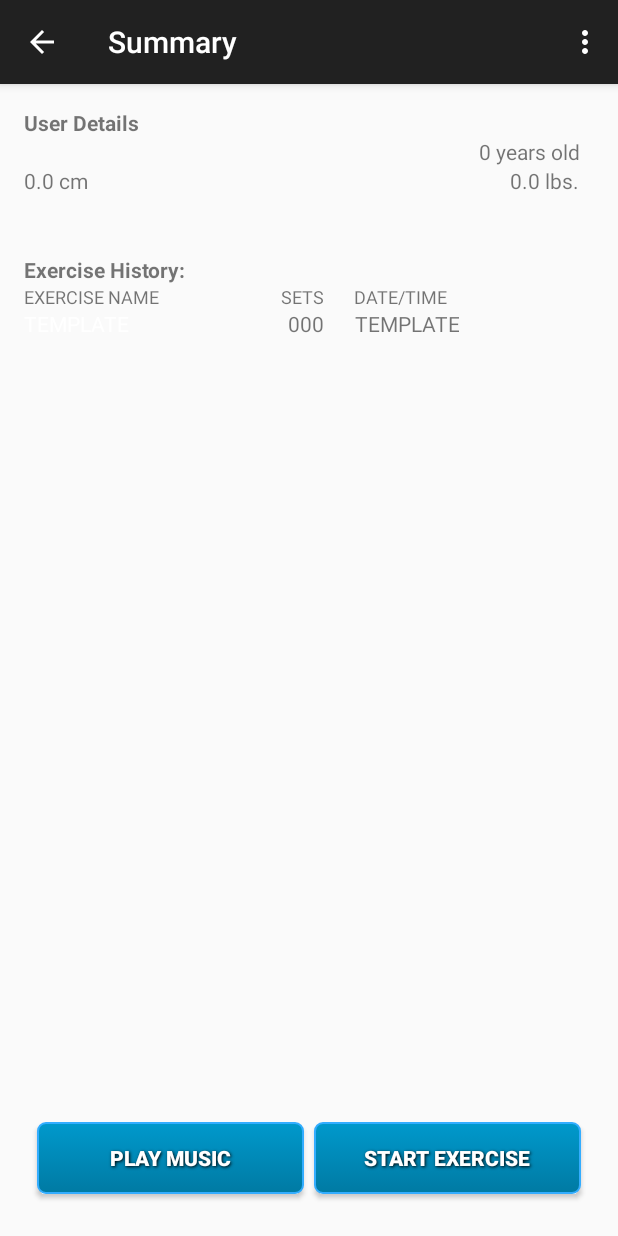
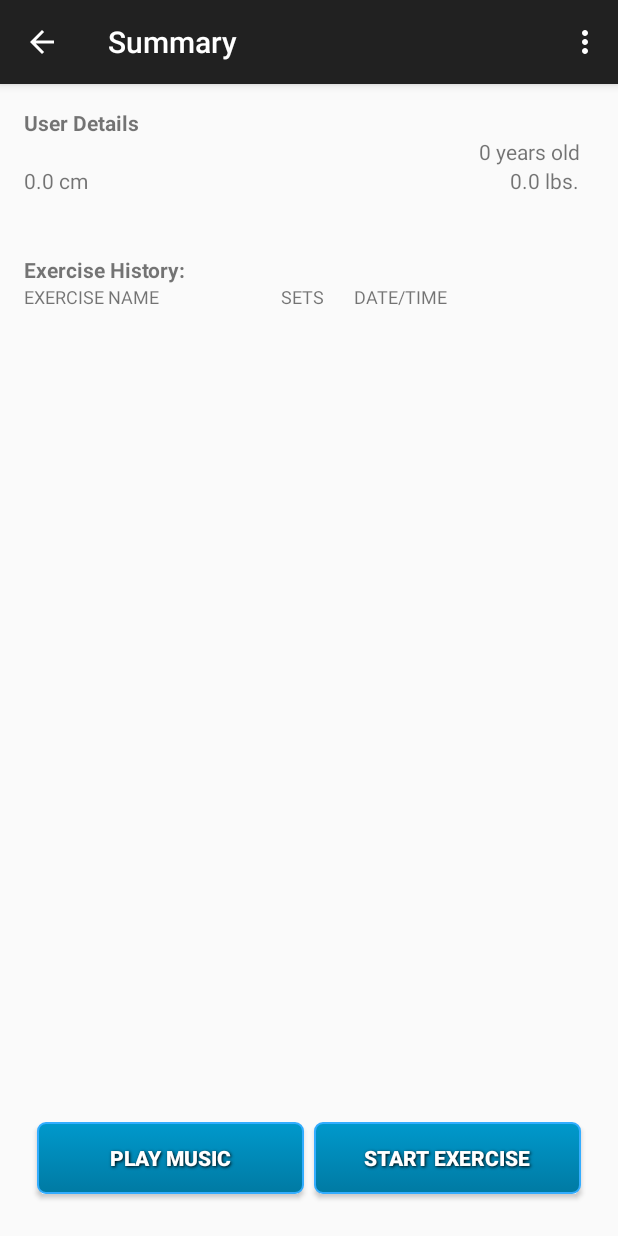
Before and after one commit to brandt1990/ProjectFittness, an Android app: the UserSummaryActivity screen opened directly, with no data from a screen before it, on a phone screen of 412 x 824 dp. Run offline under Robolectric (Android 15) with nearby library versions, the phone set to English and light mode, and no system bars; libraries missing offline, so code that uses them is left out: com.readystatesoftware.sqliteasset; 8 statements that could not run were skipped.

```diff
--- a/app/src/main/res/layout/activity_user_summary.xml
+++ b/app/src/main/res/layout/activity_user_summary.xml
@@ -171,23 +171,25 @@
                             android:layout_column="0"
                             android:textColor="@color/white"
                             android:layout_gravity="left"
-                            android:text="TEMPLATE" />
+                            android:text=""
+                            android:maxWidth="140dp"/>
 
                         <TextView
                             android:id="@+id/exerciseSetsTemplate"
                             android:layout_width="80dp"
+                            android:maxWidth="80dp"
                             android:layout_height="wrap_content"
                             android:layout_column="1"
                             android:gravity="right"
                             android:paddingRight="20dp"
-                            android:text="000" />
+                            android:text="" />
                         <TextView
                             android:id="@+id/exerciseDateTimeTemplate"
                             android:layout_height="wrap_content"
                             android:layout_column="2"
                             android:gravity="right"
                             android:paddingRight="10dp"
-                            android:text="TEMPLATE" />
+                            android:text="" />
                     </TableRow>
 
                 </TableLayout>
```
Also changed, not shown: app/src/main/java/edu/psu/ist402/projectfittness/UserSummaryActivity.java (+13 -7 lines).
